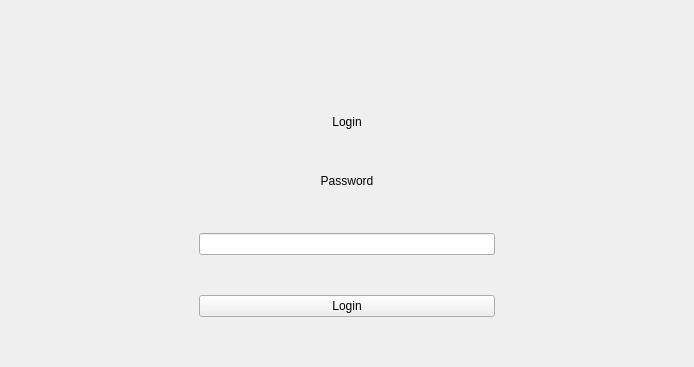
First picture: the form in src/app/ui/login.ui, repository TIS2023-FMFI/pracovne-instrukcie, before the edit.
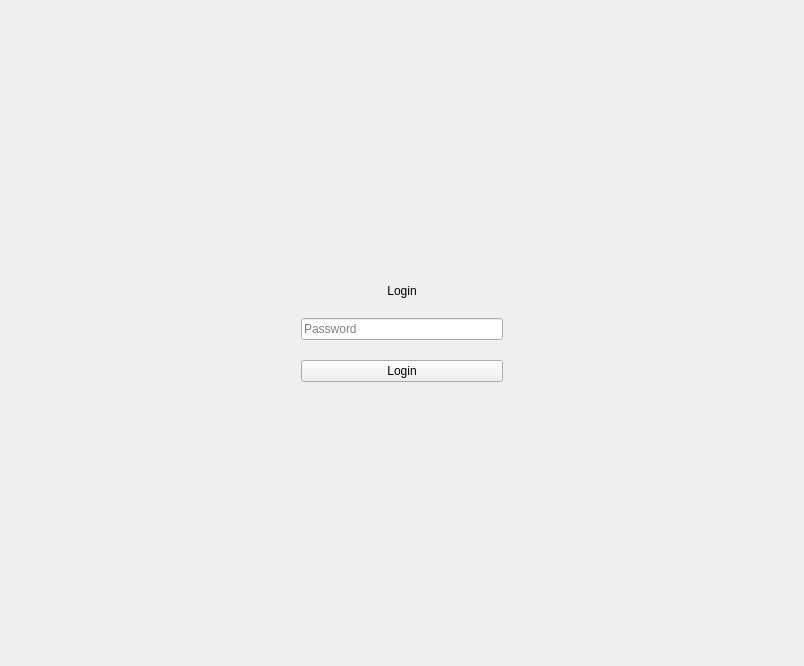
Second picture: the form after the edit.

Commit message: update login page

Diff of the .ui file:
```diff
--- a/src/app/ui/login.ui
+++ b/src/app/ui/login.ui
@@ -6,8 +6,8 @@
             <rect>
                 <x>0</x>
                 <y>0</y>
-                <width>694</width>
-                <height>367</height>
+    <width>804</width>
+    <height>666</height>
             </rect>
         </property>
         <property name="windowTitle">
@@ -16,32 +16,62 @@
         <property name="styleSheet">
             <string notr="true"/>
         </property>
-        <layout class="QGridLayout" name="gridLayout" rowstretch="9,1,9,0,0,0,6" columnstretch="1,3,1"
-                rowminimumheight="0,0,0,0,0,0,0">
+  <layout class="QGridLayout" name="gridLayout" rowstretch="0,0,0,0,0,0,0" columnstretch="0,0,0,0">
             <property name="leftMargin">
                 <number>100</number>
             </property>
             <property name="topMargin">
-                <number>50</number>
+    <number>100</number>
             </property>
             <property name="rightMargin">
                 <number>100</number>
             </property>
             <property name="bottomMargin">
-                <number>50</number>
+    <number>100</number>
             </property>
             <property name="spacing">
                 <number>20</number>
             </property>
-            <item row="3" column="1">
-                <widget class="QLineEdit" name="login_input">
-                    <property name="styleSheet">
-                        <string notr="true"/>
-                    </property>
-                </widget>
-            </item>
-            <item row="1" column="1">
+   <item row="4" column="3">
+    <spacer name="horizontalSpacer_2">
+     <property name="orientation">
+      <enum>Qt::Horizontal</enum>
+     </property>
+     <property name="sizeHint" stdset="0">
+      <size>
+       <width>40</width>
+       <height>20</height>
+      </size>
+     </property>
+    </spacer>
+   </item>
+   <item row="6" column="2">
+    <spacer name="verticalSpacer">
+     <property name="orientation">
+      <enum>Qt::Vertical</enum>
+     </property>
+     <property name="sizeHint" stdset="0">
+      <size>
+       <width>20</width>
+       <height>40</height>
+      </size>
+     </property>
+    </spacer>
+   </item>
+   <item row="1" column="2">
                 <widget class="QLabel" name="login_label">
+     <property name="maximumSize">
+      <size>
+       <width>1000</width>
+       <height>300</height>
+      </size>
+     </property>
+     <property name="font">
+      <font>
+       <weight>50</weight>
+       <bold>false</bold>
+      </font>
+     </property>
                     <property name="styleSheet">
                         <string notr="true"/>
                     </property>
@@ -53,21 +83,14 @@
                     </property>
                 </widget>
             </item>
-            <item row="2" column="1">
-                <widget class="QLabel" name="id_label">
-                    <property name="styleSheet">
-                        <string notr="true"/>
-                    </property>
-                    <property name="text">
-                        <string>Password</string>
-                    </property>
-                    <property name="alignment">
-                        <set>Qt::AlignCenter</set>
-                    </property>
-                </widget>
-            </item>
-            <item row="6" column="1">
+   <item row="5" column="2">
                 <widget class="QPushButton" name="login_button">
+     <property name="font">
+      <font>
+       <weight>50</weight>
+       <bold>false</bold>
+      </font>
+     </property>
                     <property name="styleSheet">
                         <string notr="true"/>
                     </property>
@@ -76,6 +99,31 @@
                     </property>
                 </widget>
             </item>
+   <item row="4" column="2">
+    <widget class="QLineEdit" name="login_input">
+     <property name="maximumSize">
+      <size>
+       <width>250</width>
+       <height>16777215</height>
+      </size>
+     </property>
+     <property name="font">
+      <font>
+       <weight>50</weight>
+       <bold>false</bold>
+      </font>
+     </property>
+     <property name="layoutDirection">
+      <enum>Qt::LeftToRight</enum>
+     </property>
+     <property name="styleSheet">
+      <string notr="true"/>
+     </property>
+     <property name="placeholderText">
+      <string>Password</string>
+     </property>
+    </widget>
+   </item>
             <item row="4" column="0">
                 <spacer name="horizontalSpacer">
                     <property name="orientation">
@@ -89,15 +137,15 @@
                     </property>
                 </spacer>
             </item>
-            <item row="4" column="2">
-                <spacer name="horizontalSpacer_2">
+   <item row="0" column="2">
+    <spacer name="verticalSpacer_2">
                     <property name="orientation">
-                        <enum>Qt::Horizontal</enum>
+      <enum>Qt::Vertical</enum>
                     </property>
                     <property name="sizeHint" stdset="0">
                         <size>
-                            <width>40</width>
-                            <height>20</height>
+       <width>20</width>
+       <height>40</height>
                         </size>
                     </property>
                 </spacer>
```
Lines whose indentation alone changed are shown as unchanged. The commit also changes 1 other file.
